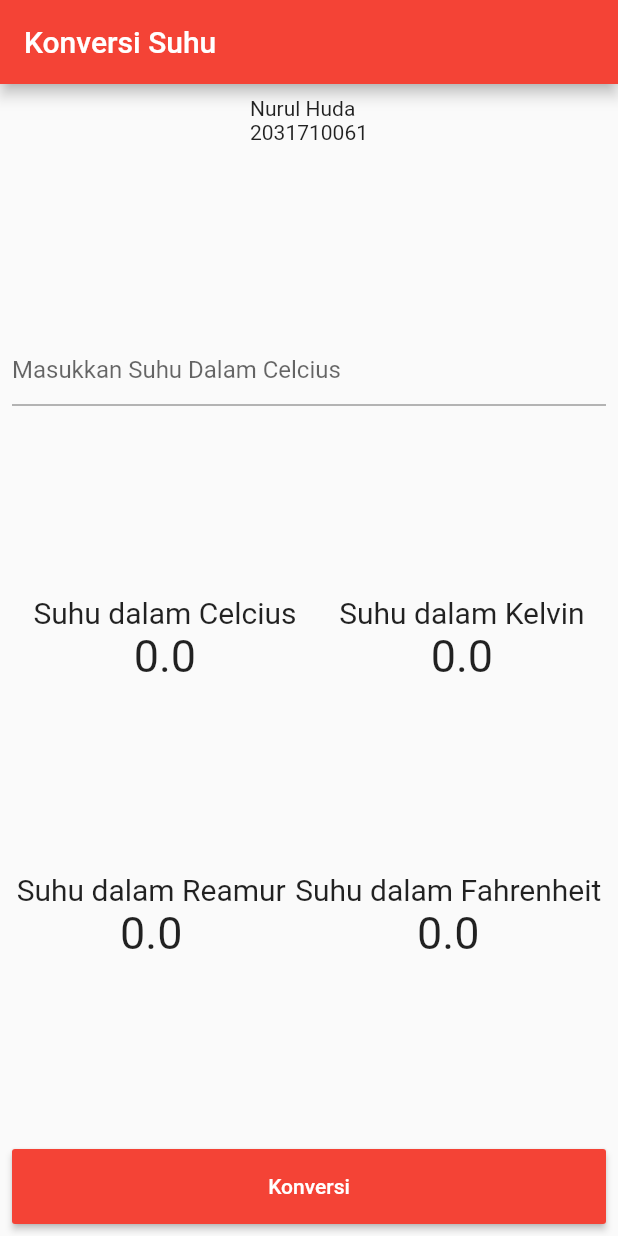
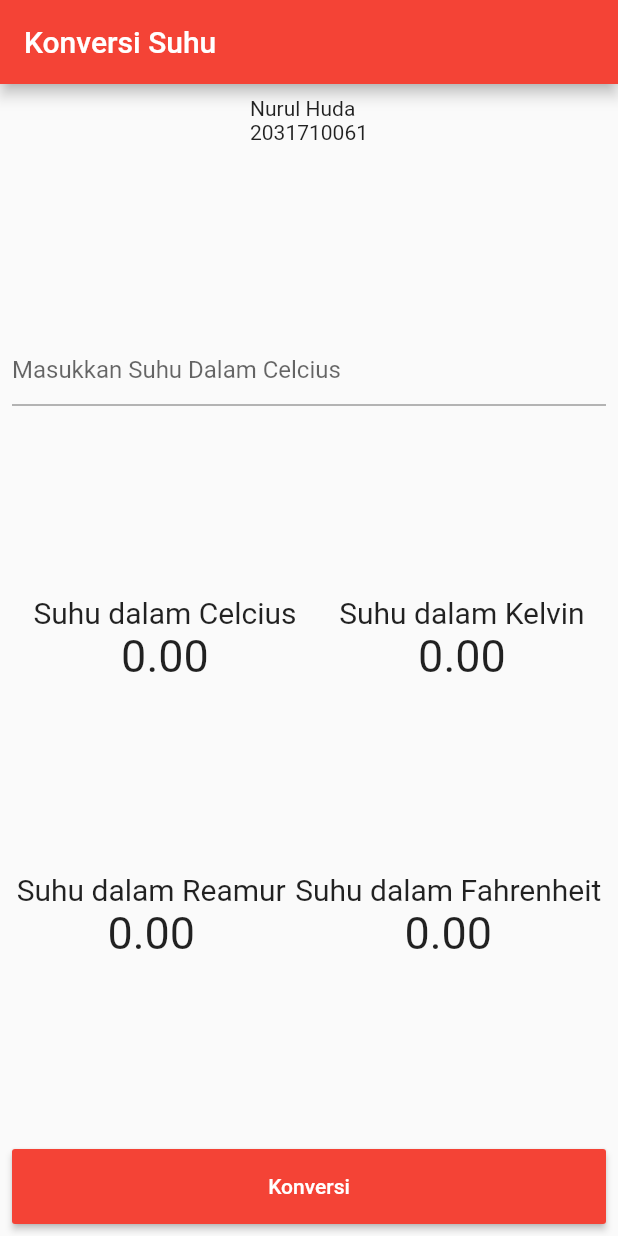
Before and after one commit to NurulHuda124/03-konversi-suhu-flutter, a Flutter app: the screen it shows after launch, on a phone screen of 412 x 824 dp. Run offline on Flutter 3.47's test engine with Material 2 defaults, Android fonts, the phone set to English and light mode, and no system bars.

Commit message:
03-konversi-suhu-flutter

```diff
--- a/lib/main.dart
+++ b/lib/main.dart
@@ -69,7 +69,7 @@ class _MyAppState extends State<MyApp> {
                         style: TextStyle(fontSize: 20),
                       ),
                       Text(
-                        '$inputUser',
+                        inputUser.toStringAsFixed(2),
                         style: const TextStyle(fontSize: 30),
                       ),
                     ],
@@ -81,7 +81,7 @@ class _MyAppState extends State<MyApp> {
                         style: TextStyle(fontSize: 20),
                       ),
                       Text(
-                        '$kelvin',
+                        kelvin.toStringAsFixed(2),
                         style: const TextStyle(fontSize: 30),
                       ),
                     ],
@@ -98,7 +98,7 @@ class _MyAppState extends State<MyApp> {
                         style: TextStyle(fontSize: 20),
                       ),
                       Text(
-                        '$reamur',
+                        reamur.toStringAsFixed(2),
                         style: const TextStyle(fontSize: 30),
                       ),
                     ],
@@ -110,7 +110,7 @@ class _MyAppState extends State<MyApp> {
                         style: TextStyle(fontSize: 20),
                       ),
                       Text(
-                        '$fahrenheit',
+                        fahrenheit.toStringAsFixed(2),
                         style: const TextStyle(fontSize: 30),
                       ),
                     ],
```
